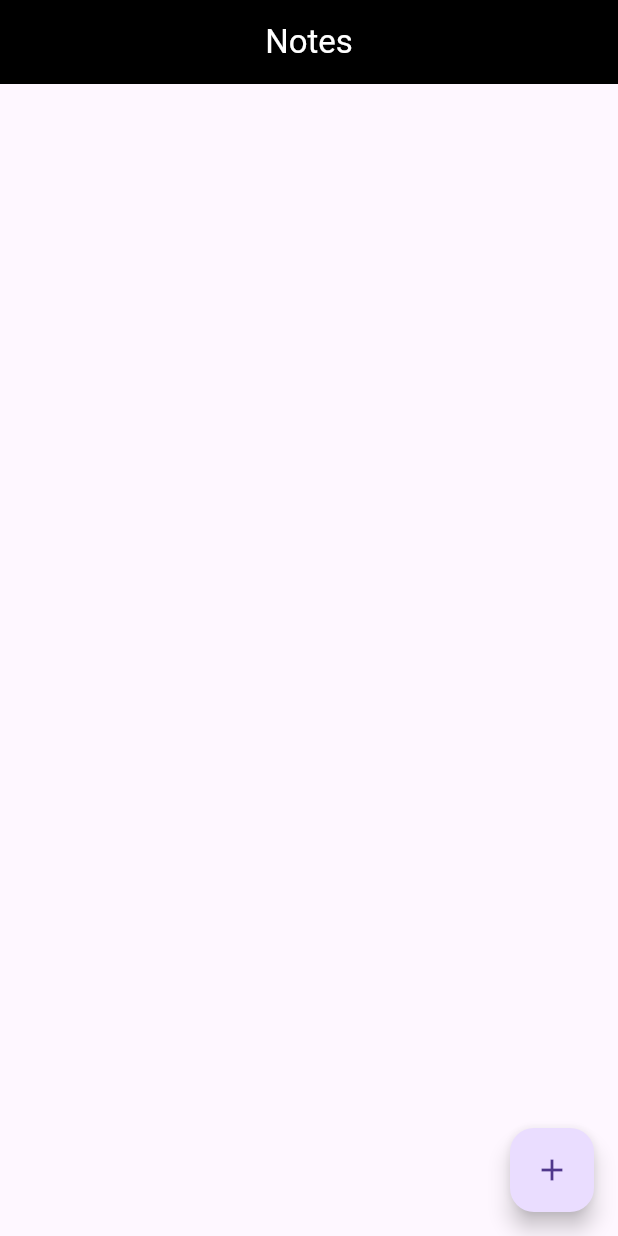
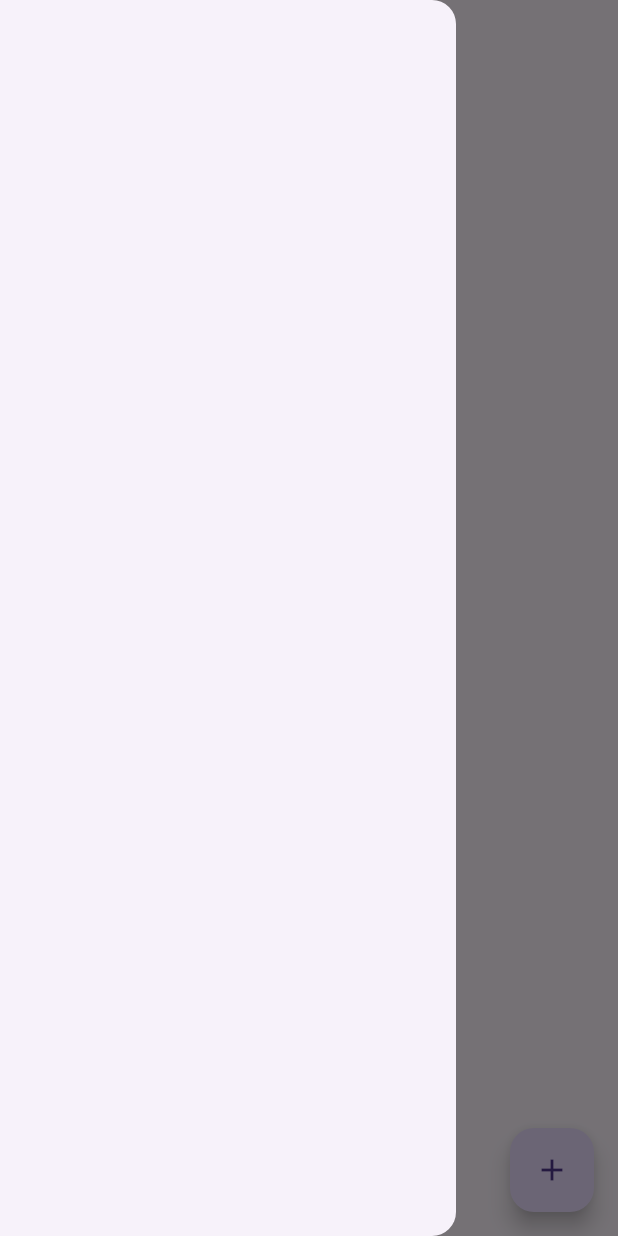
Before and after one commit to josiasmartins/notes_app_flutter, a Flutter app: the screen it shows after launch, with the side drawer open (before the commit the screen has no drawer), on a phone screen of 412 x 824 dp. Run offline on Flutter 3.47's test engine with Material 3 defaults, Android fonts, the phone set to English and light mode, and no system bars; our stand-ins replace google_fonts, isar; accounts and stored records are empty; generated files the repository leaves out were written again.

Commit message:
feature: add google_fonts and add drawer in note page

```diff
--- a/lib/pages/note_page.dart
+++ b/lib/pages/note_page.dart
@@ -1,4 +1,5 @@
 import 'package:flutter/material.dart';
+import 'package:google_fonts/google_fonts.dart';
 import 'package:notes_app/models/note.dart';
 import 'package:notes_app/models/note_database.dart';
 import 'package:provider/provider.dart';
@@ -95,18 +96,39 @@ class _NotePageState extends State<NotePage> {
 
     return Scaffold(
       appBar: AppBar(
+        elevation: 0,
         centerTitle: true,
-        backgroundColor: Colors.black,
-        title: Text(
-          "Notes",
-          style: TextStyle(color: Colors.white),
+        backgroundColor: Colors.transparent,
+        foregroundColor: Theme.of(context).colorScheme.inversePrimary,
+        // title: Text(
+        //   "Notes",
+        //   style: TextStyle(color: Colors.white),
+        // ),
       ),
-      ),
+      backgroundColor: Theme.of(context).colorScheme.background,
       floatingActionButton: FloatingActionButton(
         onPressed: createNote,
         child: Icon(Icons.add),
       ),
-      body: ListView.builder(
+      drawer: Drawer(),
+      body: Column(
+        crossAxisAlignment: CrossAxisAlignment.start,
+        children: [
+          // HEADING
+          Padding(
+            padding: const EdgeInsets.all(25.0),
+            child: Text(
+              "Notes",
+              style: GoogleFonts.dmSerifText(
+                fontSize: 48,
+                color: Theme.of(context).colorScheme.inversePrimary,
+              ),
+            ),
+          ),
+
+          // LIST OF NOTES
+          Expanded(
+            child: ListView.builder(
               itemCount: currentNotes.length,
               itemBuilder: (context, index) {
                 // get individual note
@@ -134,6 +156,9 @@ class _NotePageState extends State<NotePage> {
                 );
               },
             ),
+          ),
+        ],
+      ),
     );
   }
 }
--- a/pubspec.yaml
+++ b/pubspec.yaml
@@ -39,6 +39,7 @@ dependencies:
   isar_flutter_libs: ^3.1.0+1
   path_provider: ^2.1.3
   provider: ^6.1.2
+  google_fonts: ^6.2.1
   # build_runner: ^2.4.9
 
 dev_dependencies:
```
Also changed, not shown: pubspec.lock. Lines whose indentation alone changed are shown as unchanged.
